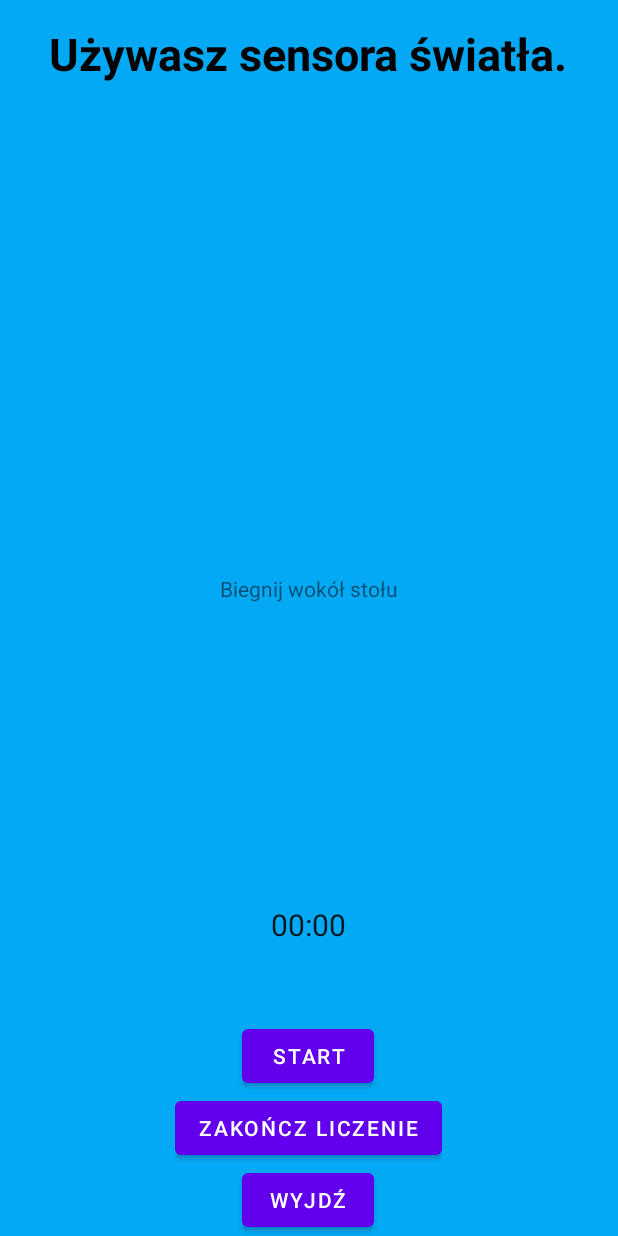
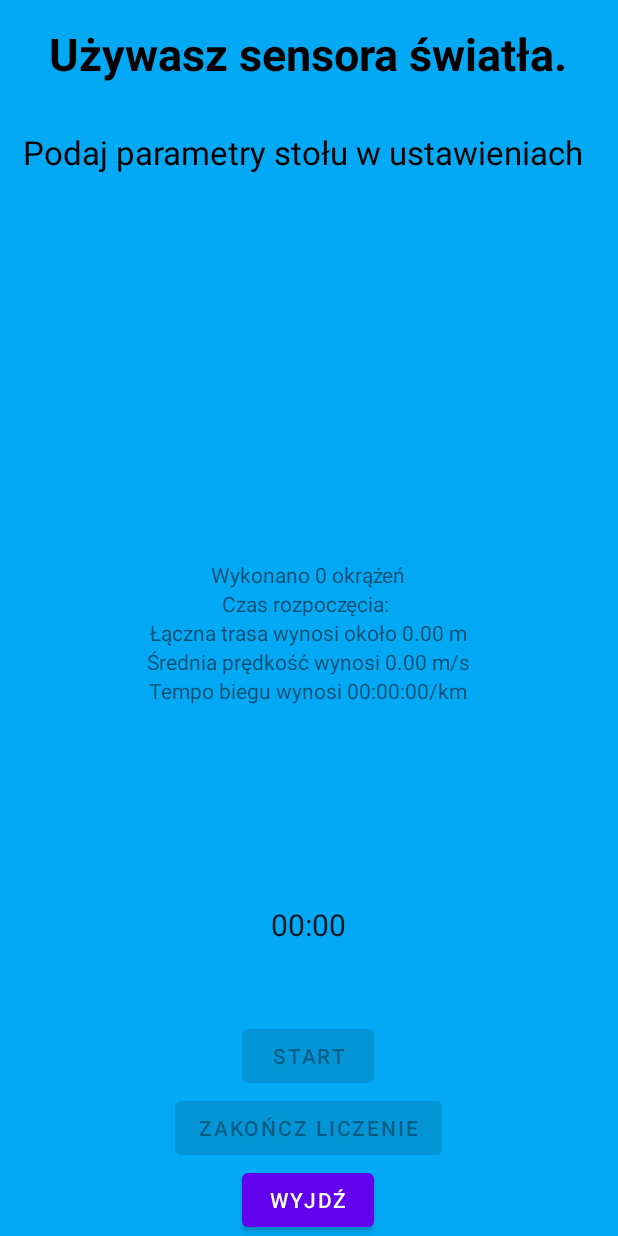
Before and after one commit to Laskos-p/Logon, an Android app: the Activity3 screen opened directly, with no data from a screen before it, on a phone screen of 412 x 824 dp. Run offline under Robolectric (Android 15) with nearby library versions, the phone set to English and light mode, and no system bars.

Commit message:
Aktualizacja licznika z sensorem światła o nowe elementy z licznika z sensorem zbliżeniowym

```diff
--- a/Wyscig/app/src/main/java/com/example/wyscig/Activity3.java
+++ b/Wyscig/app/src/main/java/com/example/wyscig/Activity3.java
@@ -1,6 +1,7 @@
 package com.example.wyscig;
 
 import android.content.Intent;
+import android.content.SharedPreferences;
 import android.hardware.Sensor;
 import android.hardware.SensorEvent;
 import android.hardware.SensorEventListener;
@@ -8,7 +9,7 @@ import android.hardware.SensorManager;
 import android.media.MediaPlayer;
 import android.os.Bundle;
 import android.os.SystemClock;
-import android.util.Log;
+import android.view.View;
 import android.widget.Button;
 import android.widget.Chronometer;
 import android.widget.TextView;
@@ -16,24 +17,26 @@ import android.widget.TextView;
 import androidx.appcompat.app.AppCompatActivity;
 
 import java.text.DateFormat;
+import java.text.DecimalFormat;
 import java.text.SimpleDateFormat;
 import java.util.Date;
 import java.util.Locale;
-
 
 public class Activity3 extends AppCompatActivity {
     private SensorManager sensorManager;
     private Sensor lightSensor;
     private SensorEventListener lightEventListener;
-    private TextView okrazenie2, data;
     private MediaPlayer BeepMP;
-    private float last_value;
-    int j = 0;
-    String okrazenia, TAG = "TAG";
+    private TextView okrazenie, data, Trasa, start, Predkosc, Tempo;
+    int okrazenia = 0, obwod, czas = 0, tempoHours = 0, tempoMinutes = 0;
+    float last_value, tempoSeconds = 0, tempo = 0;
+    double trasa = 0, obwodDouble, predkosc = 0, tempoTrasa = 0;
+    String okrazeniaS, dataS, obwodS, obwodSError, TrasaS, PredkoscS, TempoS;
     Chronometer cmTimer;
     Button btnStart, btnStop, btnExit;
-    Boolean resume = false, on = false;
-    long elapsedTime;
+    Boolean on = false;
+    long hours, minutes, seconds;
+    DecimalFormat precision2 = new DecimalFormat("0.00");
 
     @Override
     protected void onCreate(Bundle savedInstanceState) {
@@ -41,26 +44,51 @@ public class Activity3 extends AppCompatActivity {
         setContentView(R.layout.activity_3);
         sensorManager = (SensorManager) getSystemService(SENSOR_SERVICE);
         lightSensor = sensorManager.getDefaultSensor(Sensor.TYPE_LIGHT);
-        okrazenie2 = findViewById(R.id.okrazenia2);
-        BeepMP = MediaPlayer.create(this,R.raw.beep);
-        data = findViewById(R.id.data_czas2);
+        SharedPreferences ustawienia = getSharedPreferences("ustawienia", MODE_PRIVATE);
+        obwod = ustawienia.getInt("obwod", 0);
+        obwodDouble = obwod;
+        obwodDouble /= 100;
+        obwodS = getString(R.string.Obwód, precision2.format(obwodDouble));
+        final TextView textViewToChange = findViewById(R.id.wymiary_info);
+        textViewToChange.setText(obwodS);
+        BeepMP = MediaPlayer.create(this, R.raw.beep);
+        okrazenie = findViewById(R.id.okrazenia);
+        data = findViewById(R.id.data_czas);
+        Trasa = findViewById(R.id.trasa);
+        start = findViewById(R.id.start);
+        Predkosc = findViewById(R.id.predkosc);
+        Tempo = findViewById(R.id.tempo);
         cmTimer = findViewById(R.id.timer);
-        btnStart = findViewById(R.id.start_zegar2);
-        btnStop = findViewById(R.id.stop2);
-        btnExit = findViewById(R.id.exit2);
-        last_value=0;
+        btnStart = findViewById(R.id.start_zegar);
+        btnStop = findViewById(R.id.stop);
+        if (obwod == 0) {
+            obwodSError = getString(R.string.Obwód_error);
+            textViewToChange.setText(obwodSError);
+            btnStart.setEnabled(false);
+            btnStop.setEnabled(false);
+        }
+        btnExit = findViewById(R.id.exit);
+        okrazeniaS = getString(R.string.okrazenia, okrazenia);
+        okrazenie.setText(okrazeniaS);
+        dataS = getString(R.string.data, "");
+        data.setText(dataS);
+        TrasaS = getString(R.string.Trasa, precision2.format(trasa));
+        Trasa.setText(TrasaS);
+        PredkoscS = getString(R.string.predkosc, precision2.format(predkosc));
+        Predkosc.setText(PredkoscS);
+        TempoS = getString(R.string.tempo, tempoHours, tempoMinutes, (int) tempoSeconds);
+        Tempo.setText(TempoS);
         btnStart.setOnClickListener(v -> {
             on = true;
-            j = 0;
+            okrazenia = 0;
             btnStart.setEnabled(false);
             btnStop.setEnabled(true);
-            if (!resume) {
-                cmTimer.setBase(SystemClock.elapsedRealtime());
-            }
+            cmTimer.setBase(SystemClock.elapsedRealtime());
             cmTimer.start();
+            start.setVisibility(View.VISIBLE);
             DateFormat dateFormat = new SimpleDateFormat("yyyy.MM.dd HH:mm:ss", Locale.ENGLISH);
             Date date = new Date();
-            String dataS = getString(R.string.data,dateFormat.format(date));
+            dataS = getString(R.string.data, dateFormat.format(date));
             data.setText(dataS);
         });
         btnStop.setOnClickListener(v -> {
@@ -68,53 +96,65 @@ public class Activity3 extends AppCompatActivity {
             btnStart.setEnabled(true);
             btnStop.setEnabled(false);
             cmTimer.stop();
+            start.setVisibility(View.INVISIBLE);
         });
         btnExit.setOnClickListener(v -> openMainActivity());
         cmTimer.setOnChronometerTickListener(arg0 -> {
-            long minutes;
-            long seconds;
-            if (!resume) {
-                minutes = ((SystemClock.elapsedRealtime() - cmTimer.getBase()) / 1000) / 60;
-                seconds = ((SystemClock.elapsedRealtime() - cmTimer.getBase()) / 1000) % 60;
-                elapsedTime = SystemClock.elapsedRealtime();
-            } else {
-                minutes = ((elapsedTime - cmTimer.getBase()) / 1000) / 60;
-                seconds = ((elapsedTime - cmTimer.getBase()) / 1000) % 60;
-                elapsedTime = elapsedTime + 1000;
-            }
-            Log.d(TAG, "onChronometerTick: " + minutes + " : " + seconds);
+            hours = ((SystemClock.elapsedRealtime() - cmTimer.getBase()) / 3600000);
+            minutes = ((SystemClock.elapsedRealtime() - cmTimer.getBase()) / 60000);
+            seconds = ((SystemClock.elapsedRealtime() - cmTimer.getBase()) / 1000) % 60;
+            arg0.setText(getString(R.string.czas, hours, minutes, seconds));
         });
         lightEventListener = new SensorEventListener() {
             @Override
             public void onSensorChanged(SensorEvent sensorEvent) {
                 float value = sensorEvent.values[0];
-                if(last_value >= value*2 && on) {
-                BeepMP.start();
-                j++;
-                okrazenia = getString(R.string.okrazenia,j);
-                okrazenie2.setText(okrazenia);
+                if (last_value >= value * 2 && on) {
+                    BeepMP.start();
+                    trasa += obwodDouble;
+                    okrazenia++;
+                    okrazeniaS = getString(R.string.okrazenia, okrazenia);
+                    okrazenie.setText(okrazeniaS);
+                    TrasaS = getString(R.string.Trasa, precision2.format(trasa));
+                    Trasa.setText(TrasaS);
+                    predkosc = trasa / (minutes * 60 + seconds);
+                    PredkoscS = getString(R.string.predkosc, precision2.format(predkosc));
+                    Predkosc.setText(PredkoscS);
+                    czas = (int) (hours * 3600 + minutes * 60 + seconds);
+                    tempoTrasa = trasa / 1000;
+                    tempo = (float) (czas / tempoTrasa);
+                    tempoMinutes = (int) tempo / 60;
+                    tempoSeconds = tempo - tempoMinutes * 60;
+                    while (tempoMinutes >= 60) {
+                        tempoMinutes -= 60;
+                        tempoHours++;
+                    }
+                    TempoS = getString(R.string.tempo, tempoHours, tempoMinutes, Math.round(tempoSeconds));
+                    Tempo.setText(TempoS);
                 }
-                last_value=value;
+                last_value = value;
+            }
 
-            }
             @Override
             public void onAccuracyChanged(Sensor sensor, int accuracy) {
             }
         };
     }
+
     @Override
     protected void onResume() {
         super.onResume();
         sensorManager.registerListener(lightEventListener, lightSensor, SensorManager.SENSOR_DELAY_FASTEST);
     }
+
     @Override
     protected void onPause() {
         super.onPause();
         sensorManager.unregisterListener(lightEventListener);
     }
 
-    public void openMainActivity(){
-        Intent intent = new Intent(this,MainActivity.class);
+    public void openMainActivity() {
+        Intent intent = new Intent(this, MainActivity.class);
         startActivity(intent);
     }
 }
--- a/Wyscig/app/src/main/res/layout/activity_3.xml
+++ b/Wyscig/app/src/main/res/layout/activity_3.xml
@@ -3,78 +3,109 @@
     xmlns:tools="http://schemas.android.com/tools"
     android:layout_width="match_parent"
     android:layout_height="match_parent"
-    tools:context=".Activity3"
-    android:background="@color/blekitny">
+    android:background="@color/blekitny"
+    tools:context=".Activity3">
 
     <TextView
         android:id="@+id/sensor2"
         android:layout_width="wrap_content"
         android:layout_height="wrap_content"
+        android:layout_centerHorizontal="true"
+        android:layout_margin="15dp"
         android:text="@string/swiatla"
-        android:layout_centerHorizontal="true"
         android:textColor="@color/black"
         android:textSize="30sp"
-        android:textStyle="bold"
-        android:layout_margin="15dp"/>
+        android:textStyle="bold" />
+
     <TextView
         android:id="@+id/wymiary_info"
         android:layout_width="wrap_content"
         android:layout_height="wrap_content"
-        android:layout_centerInParent="true"
+        android:layout_below="@id/sensor2"
+        android:layout_margin="15dp"
+        android:text="@string/Obwód"
         android:textColor="@color/black"
-        android:textSize="22sp"
-        android:layout_below="@id/sensor2"/>
-    <!--android:text="Tekst tu powinien iść od wielkości stołu"-->
-
-    <TextView
-        android:id="@+id/start2"
-        android:layout_width="wrap_content"
-        android:layout_height="wrap_content"
-        android:text="@string/Wyscig"
-        android:layout_centerHorizontal="true"
-        android:layout_above="@id/okrazenia2"/>
-    <TextView
-        android:id="@+id/okrazenia2"
-        android:layout_width="wrap_content"
-        android:layout_height="wrap_content"
-        android:layout_centerInParent="true"/>
-    <TextView
-        android:id="@+id/data_czas2"
-        android:layout_width="wrap_content"
-        android:layout_height="wrap_content"
-        android:layout_below="@id/okrazenia2"
-        android:layout_centerHorizontal="true"/>
+        android:textSize="22sp" />
 
     <LinearLayout
         android:layout_width="wrap_content"
         android:layout_height="wrap_content"
-        android:orientation="vertical"
+        android:layout_centerInParent="true"
         android:gravity="center_horizontal"
+        android:orientation="vertical">
+
+        <TextView
+            android:id="@+id/start"
+            android:layout_width="wrap_content"
+            android:layout_height="wrap_content"
+            android:text="@string/Wyscig"
+            android:visibility="invisible" />
+
+        <TextView
+            android:id="@+id/okrazenia"
+            android:layout_width="wrap_content"
+            android:layout_height="wrap_content"
+            android:text="@string/okrazenia" />
+
+        <TextView
+            android:id="@+id/data_czas"
+            android:layout_width="wrap_content"
+            android:layout_height="wrap_content"
+            android:text="@string/data" />
+
+        <TextView
+            android:id="@+id/trasa"
+            android:layout_width="wrap_content"
+            android:layout_height="wrap_content"
+            android:text="@string/Trasa" />
+
+        <TextView
+            android:id="@+id/predkosc"
+            android:layout_width="wrap_content"
+            android:layout_height="wrap_content"
+            android:text="@string/predkosc" />
+
+        <TextView
+            android:id="@+id/tempo"
+            android:layout_width="wrap_content"
+            android:layout_height="wrap_content"
+            android:text="@string/tempo" />
+
+    </LinearLayout>
+
+    <LinearLayout
+        android:layout_width="wrap_content"
+        android:layout_height="wrap_content"
+        android:layout_alignParentBottom="true"
         android:layout_centerHorizontal="true"
-        android:layout_alignParentBottom="true">
+        android:gravity="center_horizontal"
+        android:orientation="vertical">
 
         <Chronometer
+            android:id="@+id/timer"
             android:layout_width="wrap_content"
             android:layout_height="wrap_content"
-        android:textSize="20sp"
-        android:id="@+id/timer" />
+            android:textSize="20sp" />
 
         <Button
-        android:layout_marginTop="50dp"
-        android:id="@+id/start_zegar2"
+            android:id="@+id/start_zegar"
             android:layout_width="wrap_content"
             android:layout_height="wrap_content"
-        android:text="@string/start"/>
+            android:layout_marginTop="50dp"
+            android:text="@string/start" />
 
         <Button
-        android:id="@+id/stop2"
+            android:id="@+id/stop"
             android:layout_width="wrap_content"
             android:layout_height="wrap_content"
-        android:text="@string/stop"/>
+            android:text="@string/stop" />
+
         <Button
-        android:id="@+id/exit2"
+            android:id="@+id/exit"
             android:layout_width="wrap_content"
             android:layout_height="wrap_content"
-        android:text="@string/exit"/>
+            android:text="@string/exit" />
+
     </LinearLayout>
+
 </RelativeLayout>
```
Lines whose indentation alone changed are shown as unchanged.
